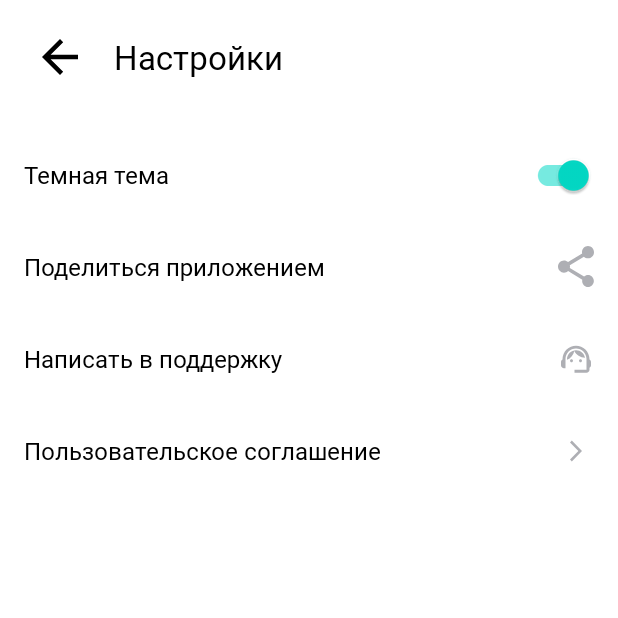
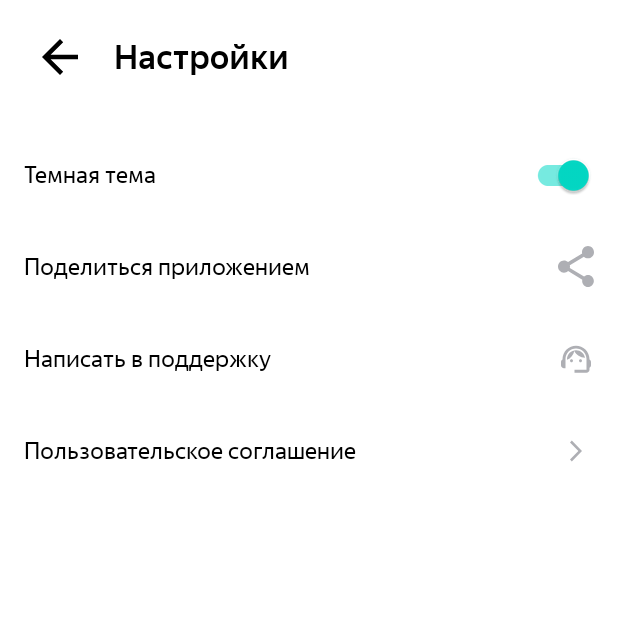
Before and after one commit to victo-zabel/Playlist-Maker, an Android app built with Jetpack Compose: the SettingActivity screen opened directly, with no data from a screen before it, on a phone screen of 412 x 824 dp, the top half of it. Run offline under Robolectric (Android 15) with nearby library versions, the phone set to English and light mode, and no system bars.

Commit message:
Изменение: добавление размеров и добавление шрифтов в проект

```diff
--- a/app/src/main/res/layout/activity_settings.xml
+++ b/app/src/main/res/layout/activity_settings.xml
@@ -5,20 +5,20 @@
     android:layout_height="match_parent"
     android:background="@color/white"
     android:orientation="vertical"
-    android:paddingHorizontal="16dp"
-    android:paddingTop="14dp">
+    android:paddingHorizontal="@dimen/padding"
+    android:paddingTop="@dimen/paddingTop">
 
     <LinearLayout
         android:layout_width="match_parent"
         android:layout_height="wrap_content"
-        android:layout_marginBottom="24dp"
+        android:layout_marginBottom="@dimen/layout_margin_bottom_set"
         android:gravity="center_vertical"
         android:orientation="horizontal">
 
         <ImageButton
             android:id="@+id/btn_back"
-            android:layout_width="48dp"
-            android:layout_height="48dp"
+            android:layout_width="@dimen/layout_width_img"
+            android:layout_height="@dimen/layout_height_img"
             android:background="?attr/selectableItemBackgroundBorderless"
             android:contentDescription="@string/back"
             android:src="@drawable/ic_arrow_back"
@@ -27,58 +27,58 @@
         <TextView
             android:layout_width="wrap_content"
             android:layout_height="wrap_content"
-            android:layout_marginStart="12dp"
+            android:layout_marginStart="@dimen/margin_start"
             android:fontFamily="@font/ys_text_medium"
             android:text="@string/setting"
             android:textColor="@color/black"
-            android:textSize="22sp" />
+            android:textSize="@dimen/text_size" />
     </LinearLayout>
 
     <com.google.android.material.switchmaterial.SwitchMaterial
         android:id="@+id/theme_switcher"
         android:layout_width="match_parent"
-        android:layout_height="61dp"
+        android:layout_height="@dimen/layout_height_setting"
         android:checked="true"
         android:fontFamily="@font/ys_display_regular"
         android:text="@string/dark_theme"
         android:textColor="@color/black"
-        android:textSize="16sp"
+        android:textSize="@dimen/text_size_setting"
         />
 
     <TextView
         android:id="@+id/btn_share"
         android:layout_width="match_parent"
-        android:layout_height="61dp"
+        android:layout_height="@dimen/layout_height_setting"
         android:background="?attr/selectableItemBackground"
         android:fontFamily="@font/ys_display_regular"
         android:gravity="center_vertical"
         android:text="@string/share"
         android:textColor="@color/black"
-        android:textSize="16sp"
+        android:textSize="@dimen/text_size_setting"
         app:drawableEndCompat="@drawable/ic_share" />
 
     <TextView
         android:id="@+id/btn_support"
         android:layout_width="match_parent"
-        android:layout_height="61dp"
+        android:layout_height="@dimen/layout_height_setting"
         android:background="?attr/selectableItemBackground"
         android:fontFamily="@font/ys_display_regular"
         android:gravity="center_vertical"
         android:text="@string/support"
         android:textColor="@color/black"
-        android:textSize="16sp"
+        android:textSize="@dimen/text_size_setting"
         app:drawableEndCompat="@drawable/ic_support" />
 
     <TextView
         android:id="@+id/btn_agreement"
         android:layout_width="match_parent"
-        android:layout_height="61dp"
+        android:layout_height="@dimen/layout_height_setting"
         android:background="?attr/selectableItemBackground"
         android:fontFamily="@font/ys_display_regular"
         android:gravity="center_vertical"
         android:text="@string/users_agree"
         android:textColor="@color/black"
-        android:textSize="16sp"
+        android:textSize="@dimen/text_size_setting"
         app:drawableEndCompat="@drawable/ic_arrow_forward" />
 
 </LinearLayout>
--- /dev/null
+++ b/app/src/main/res/values/dimens.xml
@@ -0,0 +1,17 @@
+<?xml version="1.0" encoding="utf-8"?>
+<resources>
+    <dimen name="text_size">22sp</dimen>
+    <dimen name="corner_radius">16dp</dimen>
+    <dimen name="margin_bottom">16dp</dimen>
+    <dimen name="icon_padding">8dp</dimen>
+    <dimen name="layout_height">0dp</dimen>
+    <dimen name="text_size_setting">16sp</dimen>
+    <dimen name="layout_height_setting">61dp</dimen>
+    <dimen name="padding">16dp</dimen>
+    <dimen name="paddingTop">14dp</dimen>
+    <dimen name="layout_margin_bottom_set">24dp</dimen>
+    <dimen name="layout_width_img">48dp</dimen>
+    <dimen name="layout_height_img">48dp</dimen>
+    <dimen name="margin_start">12dp</dimen>
+    <dimen name="margin_bottom_main">30dp</dimen>
+</resources>
```
Also changed, not shown: app/src/main/res/layout/activity_main.xml (+17 -17 lines), app/src/main/res/font/ys_bold.ttf (added), app/src/main/res/font/ys_display_light.ttf (added), app/src/main/res/font/ys_display_regular.ttf (added), app/src/main/res/font/ys_display_regularitalic.ttf (added), app/src/main/res/font/ys_display_thin.ttf (added), app/src/main/res/font/ys_text_bolf.ttf (added), app/src/main/res/font/ys_text_light.ttf (added), app/src/main/res/font/ys_text_medium.ttf (added), app/src/main/res/font/ys_text_regular.ttf (added), app/src/main/res/font/ys_text_regularitalic.ttf (added), app/src/main/res/font/ys_text_thin.ttf (added).
